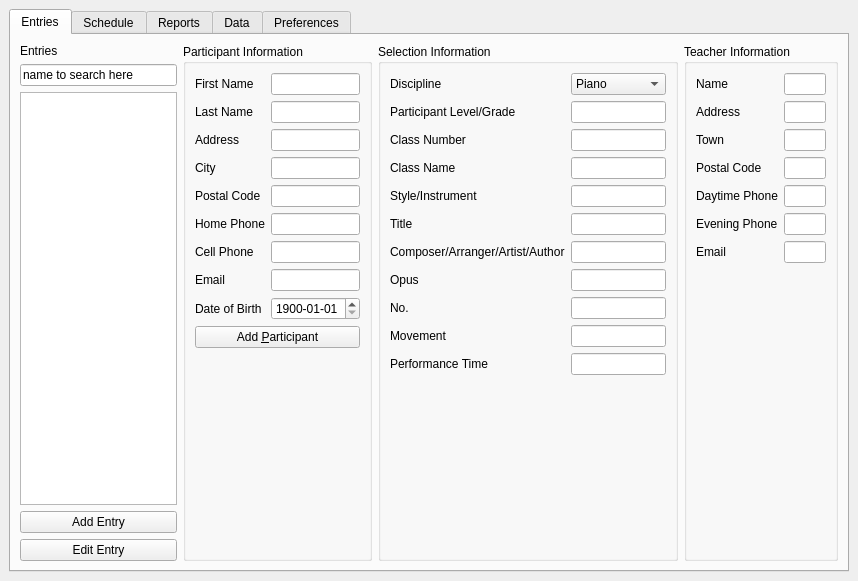
diana134/afs, file Forms/ui_mainwindow.ui: the form before one commit.
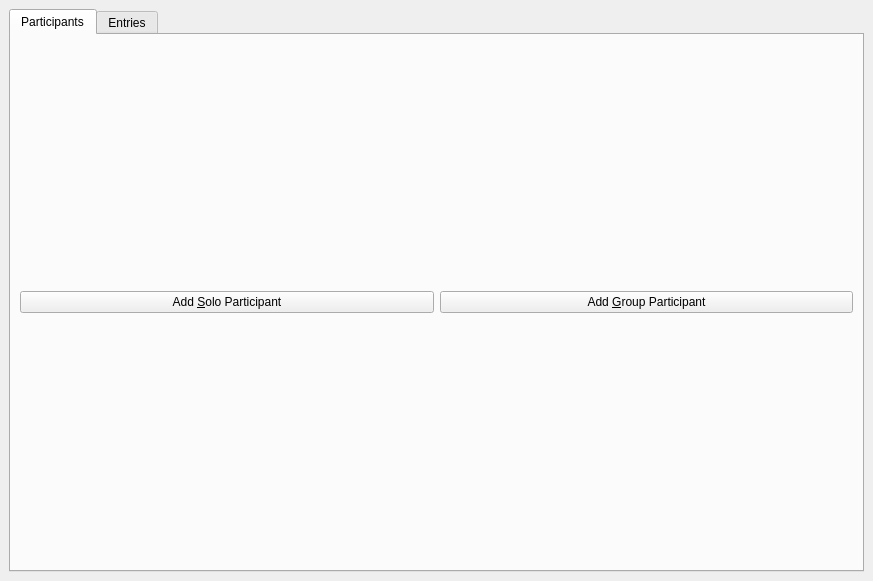
The form after the commit.

Commit message: Adding Participants now done with popup dialogs. Add Solo Participants completed.

```diff
--- a/Forms/ui_mainwindow.ui
+++ b/Forms/ui_mainwindow.ui
@@ -6,7 +6,7 @@
    <rect>
     <x>0</x>
     <y>0</y>
-    <width>858</width>
+    <width>873</width>
     <height>581</height>
    </rect>
   </property>
@@ -26,198 +26,34 @@
       <property name="currentIndex">
        <number>0</number>
       </property>
-      <widget class="QWidget" name="tab">
+      <widget class="QWidget" name="participantTab">
+       <attribute name="title">
+        <string>Participants</string>
+       </attribute>
+       <layout class="QHBoxLayout" name="horizontalLayout_7">
+        <item>
+         <widget class="QPushButton" name="addSoloParticipantBtn">
+          <property name="text">
+           <string>Add &amp;Solo Participant</string>
+          </property>
+         </widget>
+        </item>
+        <item>
+         <widget class="QPushButton" name="addGroupParticipantBtn">
+          <property name="text">
+           <string>Add &amp;Group Participant</string>
+          </property>
+         </widget>
+        </item>
+       </layout>
+      </widget>
+      <widget class="QWidget" name="entryTab">
        <attribute name="title">
         <string>Entries</string>
        </attribute>
        <layout class="QHBoxLayout" name="horizontalLayout_2">
-        <item>
-         <layout class="QVBoxLayout" name="verticalLayout_2">
-          <item>
-           <widget class="QLabel" name="label">
-            <property name="text">
-             <string>Entries</string>
-            </property>
-           </widget>
-          </item>
-          <item>
-           <widget class="QLineEdit" name="lineEdit">
-            <property name="text">
-             <string>name to search here</string>
-            </property>
-           </widget>
-          </item>
-          <item>
-           <widget class="QListView" name="entries_listView"/>
-          </item>
-          <item>
-           <widget class="QPushButton" name="pushButton">
-            <property name="text">
-             <string>Add Entry</string>
-            </property>
-           </widget>
-          </item>
-          <item>
-           <widget class="QPushButton" name="pushButton_2">
-            <property name="text">
-             <string>Edit Entry</string>
-            </property>
-           </widget>
-          </item>
-         </layout>
-        </item>
         <item>
          <layout class="QHBoxLayout" name="horizontalLayout_6">
-          <item>
-           <widget class="QGroupBox" name="groupBox">
-            <property name="title">
-             <string>Participant Information</string>
-            </property>
-            <layout class="QHBoxLayout" name="horizontalLayout_4">
-             <item>
-              <layout class="QFormLayout" name="formLayout">
-               <property name="fieldGrowthPolicy">
-                <enum>QFormLayout::AllNonFixedFieldsGrow</enum>
-               </property>
-               <item row="0" column="0">
-                <widget class="QLabel" name="firstNameLabel">
-                 <property name="text">
-                  <string>First Name</string>
-                 </property>
-                </widget>
-               </item>
-               <item row="0" column="1">
-                <widget class="QLineEdit" name="firstNameLineEdit"/>
-               </item>
-               <item row="1" column="0">
-                <widget class="QLabel" name="lastNameLabel">
-                 <property name="text">
-                  <string>Last Name</string>
-                 </property>
-                </widget>
-               </item>
-               <item row="1" column="1">
-                <widget class="QLineEdit" name="lastNameLineEdit"/>
-               </item>
-               <item row="2" column="0">
-                <widget class="QLabel" name="addressLabel">
-                 <property name="text">
-                  <string>Address</string>
-                 </property>
-                </widget>
-               </item>
-               <item row="2" column="1">
-                <widget class="QLineEdit" name="addressLineEdit"/>
-               </item>
-               <item row="3" column="0">
-                <widget class="QLabel" name="cityLabel">
-                 <property name="text">
-                  <string>City</string>
-                 </property>
-                </widget>
-               </item>
-               <item row="3" column="1">
-                <widget class="QLineEdit" name="cityLineEdit"/>
-               </item>
-               <item row="4" column="0">
-                <widget class="QLabel" name="postalCodeLabel">
-                 <property name="text">
-                  <string>Postal Code</string>
-                 </property>
-                </widget>
-               </item>
-               <item row="4" column="1">
-                <widget class="QLineEdit" name="postalCodeLineEdit">
-                 <property name="inputMethodHints">
-                  <set>Qt::ImhNone</set>
-                 </property>
-                </widget>
-               </item>
-               <item row="5" column="0">
-                <widget class="QLabel" name="homePhoneLabel">
-                 <property name="text">
-                  <string>Home Phone</string>
-                 </property>
-                </widget>
-               </item>
-               <item row="5" column="1">
-                <widget class="QLineEdit" name="homePhoneLineEdit">
-                 <property name="inputMethodHints">
-                  <set>Qt::ImhDigitsOnly</set>
-                 </property>
-                </widget>
-               </item>
-               <item row="6" column="0">
-                <widget class="QLabel" name="cellPhoneLabel">
-                 <property name="text">
-                  <string>Cell Phone</string>
-                 </property>
-                </widget>
-               </item>
-               <item row="6" column="1">
-                <widget class="QLineEdit" name="cellPhoneLineEdit">
-                 <property name="inputMethodHints">
-                  <set>Qt::ImhDigitsOnly</set>
-                 </property>
-                </widget>
-               </item>
-               <item row="7" column="0">
-                <widget class="QLabel" name="emailLabel">
-                 <property name="text">
-                  <string>Email</string>
-                 </property>
-                </widget>
-               </item>
-               <item row="7" column="1">
-                <widget class="QLineEdit" name="emailLineEdit">
-                 <property name="inputMethodHints">
-                  <set>Qt::ImhEmailCharactersOnly</set>
-                 </property>
-                </widget>
-               </item>
-               <item row="8" column="0">
-                <widget class="QLabel" name="dateOfBirthLabel">
-                 <property name="text">
-                  <string>Date of Birth</string>
-                 </property>
-                </widget>
-               </item>
-               <item row="8" column="1">
-                <widget class="QDateEdit" name="dateOfBirthDateEdit">
-                 <property name="autoFillBackground">
-                  <bool>false</bool>
-                 </property>
-                 <property name="date">
-                  <date>
-                   <year>1900</year>
-                   <month>1</month>
-                   <day>1</day>
-                  </date>
-                 </property>
-                 <property name="minimumDate">
-                  <date>
-                   <year>1900</year>
-                   <month>1</month>
-                   <day>1</day>
-                  </date>
-                 </property>
-                 <property name="displayFormat">
-                  <string>yyyy-MM-dd</string>
-                 </property>
-                </widget>
-               </item>
-               <item row="9" column="0" colspan="2">
-                <widget class="QPushButton" name="addParticipantBtn">
-                 <property name="text">
-                  <string>Add &amp;Participant</string>
-                 </property>
-                </widget>
-               </item>
-              </layout>
-             </item>
-            </layout>
-           </widget>
-          </item>
           <item>
            <widget class="QGroupBox" name="groupBox_3">
             <property name="title">
@@ -493,26 +329,6 @@
         </item>
        </layout>
       </widget>
-      <widget class="QWidget" name="tab_2">
-       <attribute name="title">
-        <string>Schedule</string>
-       </attribute>
-      </widget>
-      <widget class="QWidget" name="tab_5">
-       <attribute name="title">
-        <string>Reports</string>
-       </attribute>
-      </widget>
-      <widget class="QWidget" name="tab_4">
-       <attribute name="title">
-        <string>Data</string>
-       </attribute>
-      </widget>
-      <widget class="QWidget" name="tab_3">
-       <attribute name="title">
-        <string>Preferences</string>
-       </attribute>
-      </widget>
      </widget>
     </item>
     <item>
```
Left out of the diff: 3 changed lines with no effect on the pictures. The commit also changes 21 other files.
